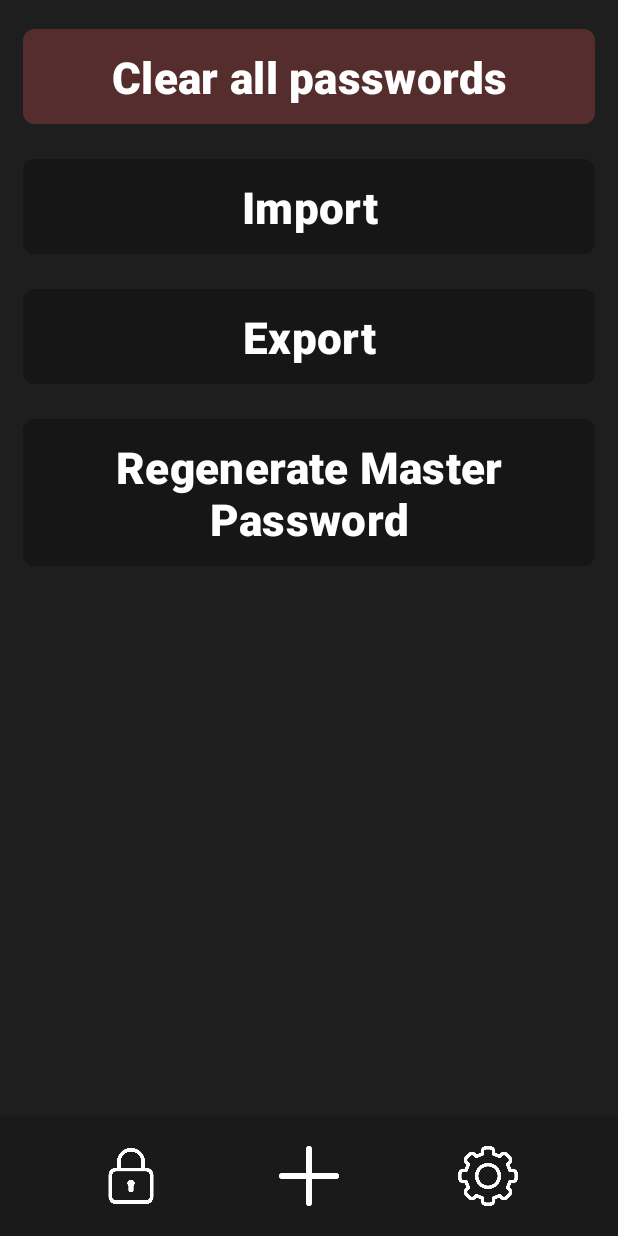
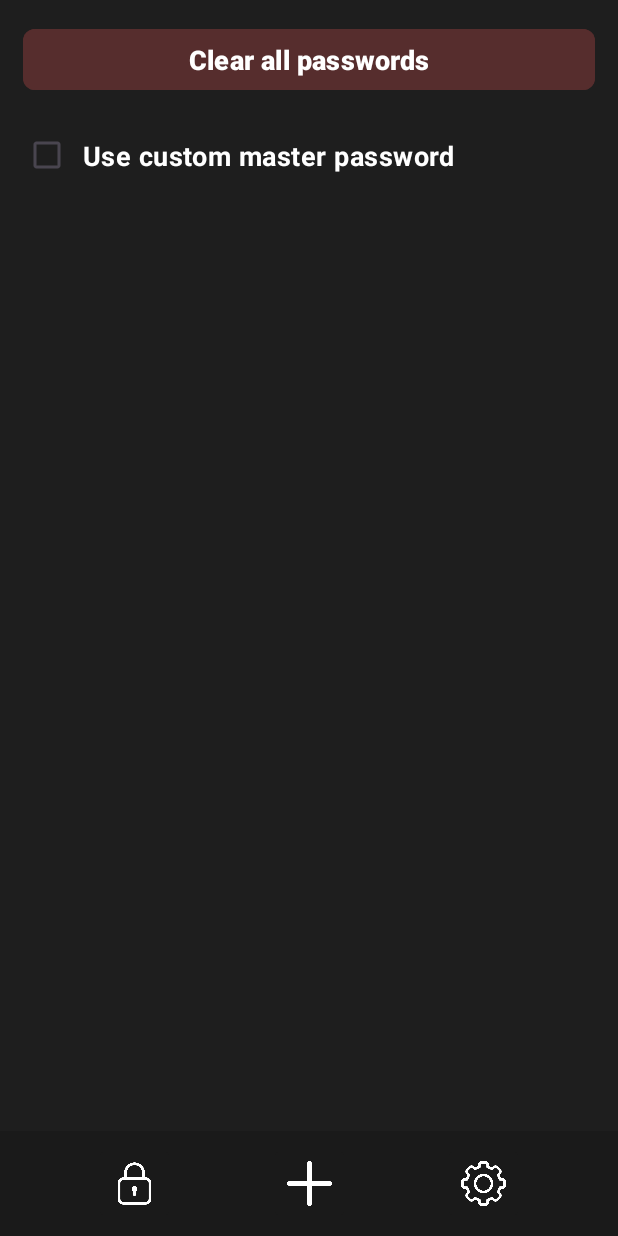
Before and after one commit to chsrdev/Vaulty, an Android app: the fragment SettingsFragment placed in its activity, on a phone screen of 412 x 824 dp. Run offline under Robolectric (Android 15) with nearby library versions, the phone set to English and light mode, and no system bars; our stand-ins replace Room's generated code, navigation-ui.

Commit message:
Add ability to set master password

```diff
--- a/app/build.gradle.kts
+++ b/app/build.gradle.kts
@@ -32,6 +32,8 @@ android {
 }
 
 dependencies {
+    implementation(libs.androidx.security.crypto)
+    implementation(libs.navigation.ui)
     implementation(libs.room.runtime)
     annotationProcessor(libs.room.compiler)
     implementation(libs.appcompat)
--- a/app/src/main/AndroidManifest.xml
+++ b/app/src/main/AndroidManifest.xml
@@ -14,6 +14,9 @@
         android:theme="@style/Theme.Vaulty"
         tools:targetApi="31">
         <activity
+            android:name=".MasterPasswordActivity"
+            android:exported="false" />
+        <activity
             android:name=".MainActivity"
             android:exported="true">
             <intent-filter>
--- a/app/src/main/java/dev/chsr/vaulty/MainActivity.java
+++ b/app/src/main/java/dev/chsr/vaulty/MainActivity.java
@@ -1,6 +1,8 @@
 package dev.chsr.vaulty;
 
+import android.content.Intent;
 import android.os.Bundle;
+import android.view.View;
 import android.widget.ImageButton;
 
 import androidx.activity.EdgeToEdge;
@@ -9,11 +11,18 @@ import androidx.core.graphics.Insets;
 import androidx.core.view.ViewCompat;
 import androidx.core.view.WindowInsetsCompat;
 import androidx.fragment.app.FragmentManager;
+import androidx.navigation.NavController;
+import androidx.navigation.Navigation;
+import androidx.navigation.ui.AppBarConfiguration;
+import androidx.navigation.ui.NavigationUI;
+
+import com.google.android.material.bottomnavigation.BottomNavigationView;
 
 import dev.chsr.vaulty.fragment.FragmentSwitcher;
 import dev.chsr.vaulty.fragment.NewPasswordFragment;
 import dev.chsr.vaulty.fragment.PasswordListFragment;
 import dev.chsr.vaulty.fragment.SettingsFragment;
+import dev.chsr.vaulty.util.SecurePrefs;
 
 public class MainActivity extends AppCompatActivity {
     private FragmentManager fragmentManager;
@@ -21,6 +30,11 @@ public class MainActivity extends AppCompatActivity {
     @Override
     protected void onCreate(Bundle savedInstanceState) {
         super.onCreate(savedInstanceState);
+
+        if (!getIntent().getBooleanExtra("passed", false)
+            && getPreferences(MODE_PRIVATE).getBoolean("customMasterPassword", false))
+                startActivity(new Intent(this, MasterPasswordActivity.class));
+
         EdgeToEdge.enable(this);
         setContentView(R.layout.activity_main);
 
--- a/app/src/main/java/dev/chsr/vaulty/fragment/SettingsFragment.java
+++ b/app/src/main/java/dev/chsr/vaulty/fragment/SettingsFragment.java
@@ -1,16 +1,23 @@
 package dev.chsr.vaulty.fragment;
 
+import android.content.Context;
+import android.content.Intent;
+import android.content.SharedPreferences;
 import android.os.Bundle;
 import android.view.LayoutInflater;
 import android.view.View;
 import android.view.ViewGroup;
 import android.widget.Button;
+import android.widget.CheckBox;
 
 import androidx.fragment.app.Fragment;
 import androidx.lifecycle.ViewModelProvider;
 import androidx.transition.TransitionInflater;
 
+import dev.chsr.vaulty.MainActivity;
+import dev.chsr.vaulty.MasterPasswordActivity;
 import dev.chsr.vaulty.R;
+import dev.chsr.vaulty.util.SecurePrefs;
 import dev.chsr.vaulty.viewmdel.PasswordViewModel;
 
 public class SettingsFragment extends Fragment {
@@ -30,10 +37,23 @@ public class SettingsFragment extends Fragment {
                              Bundle savedInstanceState) {
         View view = inflater.inflate(R.layout.fragment_settings, container, false);
         Button clearButton = view.findViewById(R.id.settingsClearButton);
+        CheckBox customMasterPasswordCheckBox = view.findViewById(R.id.useCustomMasterPWDCheckbox);
         PasswordViewModel passwordViewModel = new ViewModelProvider(requireActivity()).get(PasswordViewModel.class);
+        SharedPreferences prefs = getActivity().getPreferences(Context.MODE_PRIVATE);
+        customMasterPasswordCheckBox.setChecked(prefs.getBoolean("customMasterPassword", false));
         clearButton.setOnClickListener(v -> {
             passwordViewModel.clear();
             FragmentSwitcher.changeFragment(requireActivity().getSupportFragmentManager(), new PasswordListFragment());
+        });
+        customMasterPasswordCheckBox.setOnClickListener(v -> {
+            SharedPreferences.Editor editor = prefs.edit();
+            editor.putBoolean("customMasterPassword", customMasterPasswordCheckBox.isChecked());
+            editor.apply();
+            if (customMasterPasswordCheckBox.isChecked()) {
+                startActivity(new Intent(getActivity(), MasterPasswordActivity.class));
+                SecurePrefs.init(getContext());
+                SecurePrefs.saveData(SecurePrefs.MASTER_PASSWORD_HASH, "0");
+            }
         });
 
         return view;
--- a/app/src/main/res/layout/activity_main.xml
+++ b/app/src/main/res/layout/activity_main.xml
@@ -17,21 +17,21 @@
         app:layout_constraintStart_toStartOf="parent"
         app:layout_constraintTop_toTopOf="parent"/>
 
+
     <androidx.constraintlayout.widget.ConstraintLayout
         android:id="@+id/navigationBar"
         android:layout_width="match_parent"
-        android:layout_height="80dp"
+        android:layout_height="70dp"
         android:background="@color/nav_bar"
         app:layout_constraintBottom_toBottomOf="parent"
         app:layout_constraintTop_toBottomOf="@id/fragmentContainer">
 
         <ImageButton
             android:id="@+id/passwordsBtn"
-            android:layout_width="64dp"
-            android:layout_height="64dp"
+            android:layout_width="54dp"
+            android:layout_height="54dp"
             android:backgroundTint="@color/nav_bar"
             android:contentDescription="@string/passwords"
-            android:radius="64dp"
             android:scaleType="centerInside"
             android:src="@drawable/lock"
             app:layout_constraintBottom_toBottomOf="parent"
@@ -42,8 +42,8 @@
 
         <ImageButton
             android:id="@+id/addPasswordBtn"
-            android:layout_width="64dp"
-            android:layout_height="64dp"
+            android:layout_width="54dp"
+            android:layout_height="54dp"
             android:backgroundTint="@color/nav_bar"
             android:contentDescription="@string/new_password"
             android:scaleType="centerInside"
@@ -56,8 +56,8 @@
 
         <ImageButton
             android:id="@+id/settingsBtn"
-            android:layout_width="64dp"
-            android:layout_height="64dp"
+            android:layout_width="54dp"
+            android:layout_height="54dp"
             android:backgroundTint="@color/nav_bar"
             android:contentDescription="@string/settings"
             android:scaleType="centerInside"
--- a/app/src/main/res/layout/fragment_password_list.xml
+++ b/app/src/main/res/layout/fragment_password_list.xml
@@ -29,7 +29,7 @@
             android:padding="10dp"
             android:textColor="@color/search_text"
             android:textColorHint="@color/search_text_hint"
-            android:textSize="28sp"
+            android:textSize="22sp"
             android:textStyle="bold" />
     </androidx.cardview.widget.CardView>
 
--- a/app/src/main/res/layout/fragment_settings.xml
+++ b/app/src/main/res/layout/fragment_settings.xml
@@ -13,64 +13,29 @@
         android:layout_margin="15dp"
         android:layout_marginHorizontal="10dp"
         android:backgroundTint="@color/delete_password_button_bg"
-        android:paddingHorizontal="8dp"
-        android:paddingVertical="12dp"
+        android:paddingHorizontal="4dp"
+        android:paddingVertical="8dp"
         android:text="@string/clear_all_passwords"
         android:textColor="@color/white"
-        android:textSize="29sp"
+        android:textSize="18sp"
         android:textStyle="bold"
         app:cornerRadius="8dp"
         app:layout_constraintTop_toTopOf="parent"
         app:rippleColor="@color/delete_button_ripple" />
 
-    <com.google.android.material.button.MaterialButton
-        android:id="@+id/importButton"
+    <com.google.android.material.checkbox.MaterialCheckBox
+        android:id="@+id/useCustomMasterPWDCheckbox"
         android:layout_width="match_parent"
         android:layout_height="wrap_content"
         android:layout_margin="15dp"
         android:layout_marginHorizontal="10dp"
-        android:backgroundTint="@color/settings_button_bg"
         android:paddingHorizontal="8dp"
         android:paddingVertical="12dp"
-        android:text="@string/_import"
+        android:checked="false"
+        android:text="@string/use_custom_master_password"
         android:textColor="@color/white"
-        android:textSize="29sp"
+        android:textSize="18sp"
         android:textStyle="bold"
         app:cornerRadius="8dp"
-        app:layout_constraintTop_toBottomOf="@id/settingsClearButton"
-        app:rippleColor="@color/settings_button_ripple" />
-
-    <com.google.android.material.button.MaterialButton
-        android:id="@+id/exportButton"
-        android:layout_width="match_parent"
-        android:layout_height="wrap_content"
-        android:layout_margin="15dp"
-        android:layout_marginHorizontal="10dp"
-        android:backgroundTint="@color/settings_button_bg"
-        android:paddingHorizontal="8dp"
-        android:paddingVertical="12dp"
-        android:text="@string/export"
-        android:textColor="@color/white"
-        android:textSize="29sp"
-        android:textStyle="bold"
-        app:cornerRadius="8dp"
-        app:layout_constraintTop_toBottomOf="@id/importButton"
-        app:rippleColor="@color/settings_button_ripple" />
-
-    <com.google.android.material.button.MaterialButton
-        android:id="@+id/regenerateMasterPasswordButton"
-        android:layout_width="match_parent"
-        android:layout_height="wrap_content"
-        android:layout_margin="15dp"
-        android:layout_marginHorizontal="10dp"
-        android:backgroundTint="@color/settings_button_bg"
-        android:paddingHorizontal="8dp"
-        android:paddingVertical="12dp"
-        android:text="@string/regenerate_master_password"
-        android:textColor="@color/white"
-        android:textSize="29sp"
-        android:textStyle="bold"
-        app:cornerRadius="8dp"
-        app:layout_constraintTop_toBottomOf="@id/exportButton"
-        app:rippleColor="@color/settings_button_ripple" />
+        app:layout_constraintTop_toBottomOf="@id/settingsClearButton" />
 </androidx.constraintlayout.widget.ConstraintLayout>
--- a/app/src/main/res/layout/item_password.xml
+++ b/app/src/main/res/layout/item_password.xml
@@ -26,7 +26,7 @@
                 android:padding="10dp"
                 android:textStyle="bold"
                 android:textColor="@color/white"
-                android:textSize="28sp"
+                android:textSize="20sp"
                 app:layout_constraintBottom_toBottomOf="parent"
                 app:layout_constraintEnd_toEndOf="parent"
                 app:layout_constraintStart_toStartOf="parent"
--- a/app/src/main/res/values/colors.xml
+++ b/app/src/main/res/values/colors.xml
@@ -11,6 +11,7 @@
     <color name="new_password_form_field_bg">#242424</color>
     <color name="generate_pwd_btn_bg">#252830</color>
     <color name="password_item_bg">#323232</color>
+    <color name="enter_button_bg">#323232</color>
     <color name="text_hint">#3B3B3B</color>
     <color name="search_text_hint">#3D3D3D</color>
     <color name="delete_password_button_bg">#562D2D</color>
--- a/app/src/main/res/values/strings.xml
+++ b/app/src/main/res/values/strings.xml
@@ -16,4 +16,7 @@
     <string name="export">Export</string>
     <string name="regenerate_master_password">Regenerate Master Password</string>
     <string name="generate_password">Generate password</string>
+    <string name="use_custom_master_password">Use custom master password</string>
+    <string name="master_password">Master Password</string>
+    <string name="enter">enter</string>
 </resources>
--- a/gradle/libs.versions.toml
+++ b/gradle/libs.versions.toml
@@ -7,9 +7,12 @@ appcompat = "1.7.0"
 material = "1.12.0"
 activity = "1.10.0"
 constraintlayout = "2.2.0"
+navigationUi = "2.8.9"
 roomRuntime = "2.6.1"
+securityCryptoVersion = "1.1.0-alpha06"
 
 [libraries]
+androidx-security-crypto = { module = "androidx.security:security-crypto", version.ref = "securityCryptoVersion" }
 junit = { group = "junit", name = "junit", version.ref = "junit" }
 ext-junit = { group = "androidx.test.ext", name = "junit", version.ref = "junitVersion" }
 espresso-core = { group = "androidx.test.espresso", name = "espresso-core", version.ref = "espressoCore" }
@@ -17,6 +20,7 @@ appcompat = { group = "androidx.appcompat", name = "appcompat", version.ref = "a
 material = { group = "com.google.android.material", name = "material", version.ref = "material" }
 activity = { group = "androidx.activity", name = "activity", version.ref = "activity" }
 constraintlayout = { group = "androidx.constraintlayout", name = "constraintlayout", version.ref = "constraintlayout" }
+navigation-ui = { module = "androidx.navigation:navigation-ui", version.ref = "navigationUi" }
 room-compiler = { module = "androidx.room:room-compiler", version.ref = "roomRuntime" }
 room-runtime = { module = "androidx.room:room-runtime", version.ref = "roomRuntime" }
 
```
Also changed, not shown: app/src/main/java/dev/chsr/vaulty/MasterPasswordActivity.java (added, +48 -0 lines), app/src/main/java/dev/chsr/vaulty/util/EncryptionUtils.java (+20 -0 lines), app/src/main/java/dev/chsr/vaulty/util/SecurePrefs.java (added, +36 -0 lines), app/src/main/res/layout/activity_master_password.xml (added, +40 -0 lines), app/src/main/res/layout/fragment_new_password.xml (+6 -6 lines), app/src/main/res/layout/fragment_password_info.xml (+6 -6 lines).
